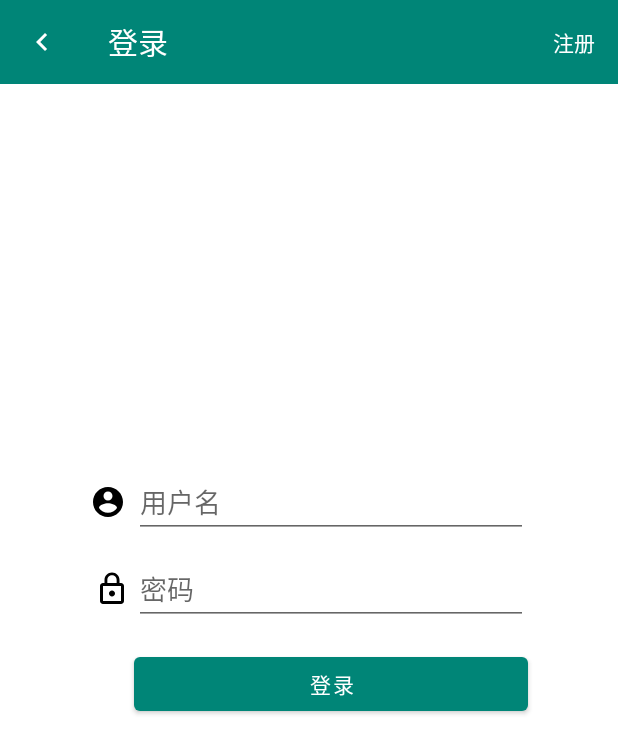
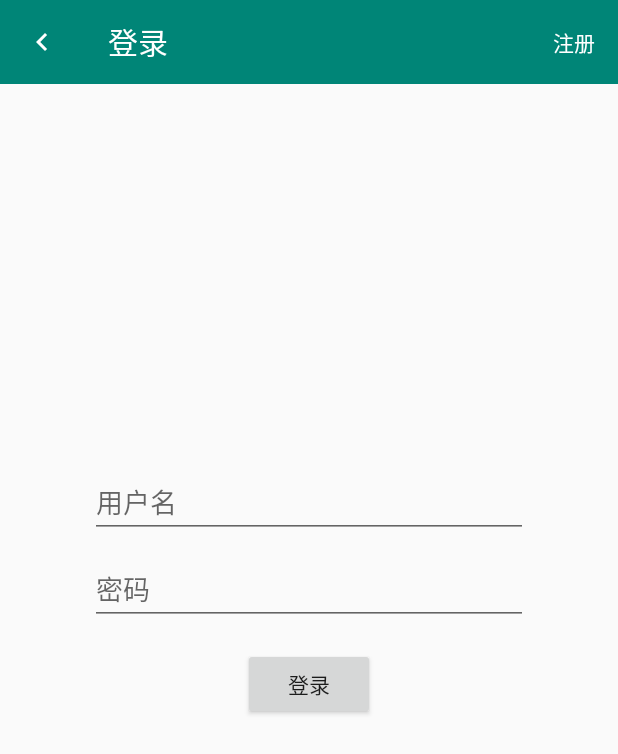
Before and after one commit to XuNeverMore/wan-android, an Android app: the screen it shows after launch (MainActivity), after a tap on "未登录", on a phone screen of 412 x 824 dp. Shown: the top 754 px of the screen. Run offline under Robolectric (Android 15) with nearby library versions, the phone set to English and light mode, and no system bars.

Commit message:
register complete

```diff
--- a/app/src/main/java/com/nevermore/androidplay/AppService.kt
+++ b/app/src/main/java/com/nevermore/androidplay/AppService.kt
@@ -9,7 +9,10 @@ import retrofit2.http.FormUrlEncoded
 import retrofit2.http.GET
 import retrofit2.http.POST
 
-
+/**
+ * 玩安卓
+ * https://www.wanandroid.com/blog/show/2
+ */
 interface AppService {
 
 
@@ -36,7 +39,6 @@ interface AppService {
     companion object {
         const val BASE_URL: String = "https://www.wanandroid.com"
 
-
     }
 
 }
--- a/app/src/main/java/com/nevermore/androidplay/account/AccountViewModel.kt
+++ b/app/src/main/java/com/nevermore/androidplay/account/AccountViewModel.kt
@@ -18,6 +18,11 @@ class AccountViewModel(application: Application) : AndroidViewModel(application)
     val registerResult: MutableLiveData<Result<ResponseEntity<UserBean>>> = MutableLiveData()
 
     val registerState: MutableLiveData<RegisterState> = MutableLiveData()
+
+
+    fun clearRegisterResult(){
+        registerResult.value = null
+    }
 
     fun changeContent(
         userName: String,
--- a/app/src/main/res/layout/login_fragment.xml
+++ b/app/src/main/res/layout/login_fragment.xml
@@ -15,15 +15,16 @@
         app:title="@string/login">
 
         <TextView
-            android:textColor="?attr/colorOnSurface"
             android:id="@+id/tv_register"
             android:layout_width="wrap_content"
             android:layout_height="45dp"
             android:layout_gravity="end"
+            android:background="?attr/selectableItemBackgroundBorderless"
             android:gravity="center_vertical"
             android:paddingStart="@dimen/padding_common"
             android:paddingEnd="@dimen/padding_common"
-            android:text="@string/register" />
+            android:text="@string/register"
+            android:textColor="?attr/colorOnSurface" />
     </androidx.appcompat.widget.Toolbar>
 
 
@@ -31,26 +32,15 @@
         android:id="@+id/edt_user_name"
         android:layout_width="0dp"
         android:layout_height="wrap_content"
-        android:layout_marginEnd="60dp"
+        android:layout_marginStart="@dimen/margin_account"
+        android:layout_marginEnd="@dimen/margin_account"
         android:hint="@string/user_name"
         android:maxLines="1"
-        android:layout_marginStart="5dp"
         app:layout_constraintBottom_toBottomOf="parent"
         app:layout_constraintEnd_toEndOf="parent"
-        app:layout_constraintStart_toEndOf="@+id/iv_user_name"
+        app:layout_constraintStart_toStartOf="parent"
         app:layout_constraintTop_toTopOf="parent"
         app:layout_constraintVertical_bias="0.4" />
-
-    <ImageView
-        android:id="@+id/iv_user_name"
-        android:layout_width="wrap_content"
-        android:layout_height="wrap_content"
-        android:layout_marginStart="60dp"
-        android:src="@drawable/ic_account"
-        app:layout_constraintBottom_toBottomOf="@+id/edt_user_name"
-        app:layout_constraintEnd_toStartOf="@+id/edt_user_name"
-        app:layout_constraintStart_toStartOf="parent"
-        app:layout_constraintTop_toTopOf="@+id/edt_user_name" />
 
 
     <EditText
@@ -58,33 +48,21 @@
         android:layout_width="0dp"
         android:layout_height="wrap_content"
         android:layout_marginTop="10dp"
-        android:layout_marginEnd="60dp"
         android:hint="@string/password"
         android:maxLines="1"
-        android:layout_marginStart="5dp"
-        app:layout_constraintEnd_toEndOf="parent"
-        app:layout_constraintStart_toEndOf="@+id/iv_user_name"
+        app:layout_constraintEnd_toEndOf="@+id/edt_user_name"
+        app:layout_constraintStart_toStartOf="@+id/edt_user_name"
         app:layout_constraintTop_toBottomOf="@+id/edt_user_name" />
 
-    <ImageView
-        android:id="@+id/iv_password"
-        android:layout_width="wrap_content"
-        android:layout_height="wrap_content"
-        android:layout_marginStart="60dp"
-        android:src="@drawable/ic_lock"
-        app:layout_constraintBottom_toBottomOf="@+id/edt_password"
-        app:layout_constraintEnd_toStartOf="@+id/edt_password"
-        app:layout_constraintStart_toStartOf="parent"
-        app:layout_constraintTop_toTopOf="@+id/edt_password" />
 
     <Button
         android:id="@+id/btn_login"
-        android:layout_width="0dp"
+        android:layout_width="wrap_content"
         android:layout_height="wrap_content"
         android:layout_marginTop="@dimen/padding_common"
         android:text="@string/login"
-        app:layout_constraintEnd_toEndOf="@id/edt_password"
-        app:layout_constraintStart_toStartOf="@id/edt_password"
+        app:layout_constraintEnd_toEndOf="parent"
+        app:layout_constraintStart_toStartOf="parent"
         app:layout_constraintTop_toBottomOf="@+id/edt_password" />
 
 
--- a/app/src/main/res/values/dimens.xml
+++ b/app/src/main/res/values/dimens.xml
@@ -3,4 +3,5 @@
     <dimen name="activity_horizontal_margin">16dp</dimen>
     <dimen name="activity_vertical_margin">16dp</dimen>
     <dimen name="padding_common">15dp</dimen>
+    <dimen name="margin_account">60dp</dimen>
 </resources>
--- a/app/src/main/res/values/strings.xml
+++ b/app/src/main/res/values/strings.xml
@@ -19,4 +19,5 @@
     <string name="error_password">密码不能小于6位</string>
     <string name="error_username">用户名不能为空</string>
     <string name="error_repassword">两次密码不一致</string>
+    <string name="register_success">注册成功</string>
 </resources>
--- a/app/src/main/res/values/styles.xml
+++ b/app/src/main/res/values/styles.xml
@@ -1,13 +1,19 @@
 <resources>
 
     <!-- Base application theme. -->
-    <style name="AppTheme" parent="Theme.MaterialComponents.DayNight.NoActionBar">
+    <style name="AppTheme" parent="Theme.AppCompat.DayNight.NoActionBar">
         <!-- Customize your theme here. -->
         <item name="colorPrimary">@color/colorPrimary</item>
         <item name="colorPrimaryDark">@color/colorPrimaryDark</item>
         <item name="colorAccent">@color/colorAccent</item>
         <item name="colorOnBackground">@color/colorPrimary</item>
         <item name="colorOnSurface">@color/colorOnSurface</item>
+
+    </style>
+
+    <style name="MyButtonStyle" parent="Widget.MaterialComponents.Button">
+
+
     </style>
 
     <style name="toolbarStyle">
```
Also changed, not shown: app/src/main/java/com/nevermore/androidplay/account/RegisterFragment.kt (+47 -0 lines), app/src/main/res/drawable/bg_btn.xml (added, +17 -0 lines), app/src/main/res/layout/fragment_register.xml (+29 -5 lines), 1 other file.
